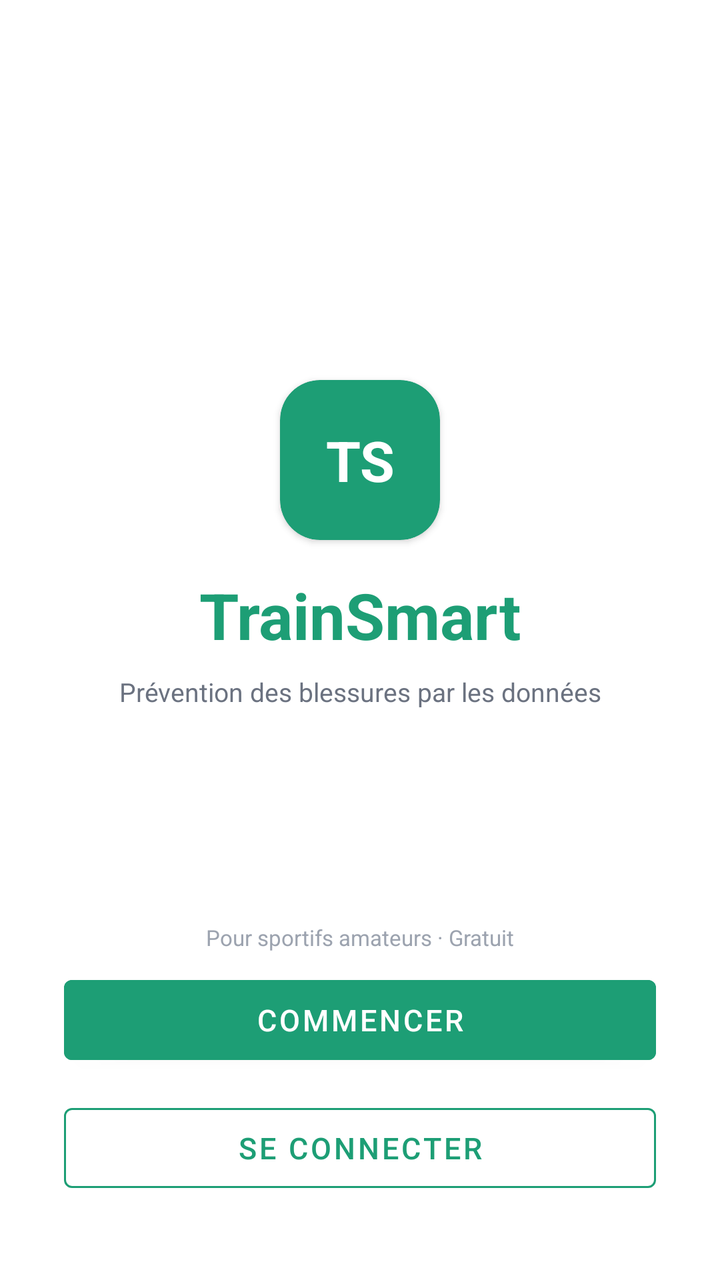
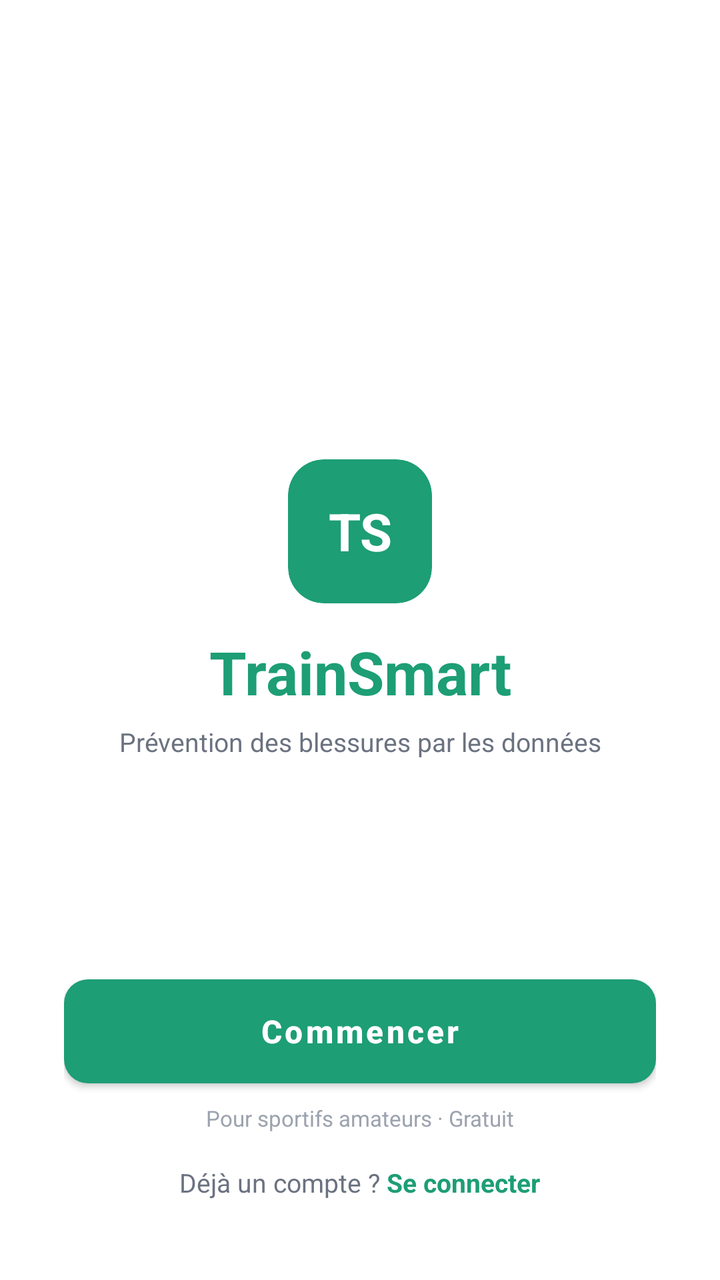

The first picture is an Android layout as it rendered before a commit; the second is the same layout after the commit. The layout source and the unified diff follow.
<!-- AndroidManifest.xml: application theme Theme.TrainSmart -->
<!-- res/layout/activity_splash.xml -->
<?xml version="1.0" encoding="utf-8"?>
<androidx.constraintlayout.widget.ConstraintLayout
    xmlns:android="http://schemas.android.com/apk/res/android"
    xmlns:app="http://schemas.android.com/apk/res-auto"
    android:layout_width="match_parent"
    android:layout_height="match_parent"
    android:background="@color/white">

    
    <androidx.cardview.widget.CardView
        android:id="@+id/card_icon"
        android:layout_width="80dp"
        android:layout_height="80dp"
        app:cardCornerRadius="20dp"
        app:cardBackgroundColor="@color/green_primary"
        app:layout_constraintTop_toTopOf="parent"
        app:layout_constraintBottom_toTopOf="@id/tv_app_name"
        app:layout_constraintStart_toStartOf="parent"
        app:layout_constraintEnd_toEndOf="parent"
        app:layout_constraintVertical_chainStyle="packed"
        app:layout_constraintVertical_bias="0.4">

        <TextView
            android:layout_width="match_parent"
            android:layout_height="match_parent"
            android:text="TS"
            android:textColor="@color/white"
            android:textSize="28sp"
            android:textStyle="bold"
            android:gravity="center" />

    </androidx.cardview.widget.CardView>

    
    <TextView
        android:id="@+id/tv_app_name"
        android:layout_width="wrap_content"
        android:layout_height="wrap_content"
        android:text="TrainSmart"
        android:textSize="32sp"
        android:textStyle="bold"
        android:textColor="@color/green_primary"
        android:layout_marginTop="16dp"
        app:layout_constraintTop_toBottomOf="@id/card_icon"
        app:layout_constraintStart_toStartOf="parent"
        app:layout_constraintEnd_toEndOf="parent"
        app:layout_constraintBottom_toTopOf="@id/tv_tagline" />

    
    <TextView
        android:id="@+id/tv_tagline"
        android:layout_width="wrap_content"
        android:layout_height="wrap_content"
        android:text="Prévention des blessures par les données"
        android:textSize="13sp"
        android:textColor="@color/text_secondary"
        android:layout_marginTop="8dp"
        app:layout_constraintTop_toBottomOf="@id/tv_app_name"
        app:layout_constraintStart_toStartOf="parent"
        app:layout_constraintEnd_toEndOf="parent"
        app:layout_constraintBottom_toBottomOf="parent" />

    
    <TextView
        android:id="@+id/tv_note"
        android:layout_width="wrap_content"
        android:layout_height="wrap_content"
        android:text="Pour sportifs amateurs · Gratuit"
        android:textSize="11sp"
        android:textColor="@color/text_hint"
        android:layout_marginBottom="8dp"
        app:layout_constraintBottom_toTopOf="@id/layout_buttons"
        app:layout_constraintStart_toStartOf="parent"
        app:layout_constraintEnd_toEndOf="parent" />

    
    <LinearLayout
        android:id="@+id/layout_buttons"
        android:layout_width="match_parent"
        android:layout_height="wrap_content"
        android:orientation="vertical"
        android:paddingStart="32dp"
        android:paddingEnd="32dp"
        android:paddingBottom="40dp"
        app:layout_constraintBottom_toBottomOf="parent"
        app:layout_constraintStart_toStartOf="parent"
        app:layout_constraintEnd_toEndOf="parent">

        <Button
            android:id="@+id/btn_commencer"
            android:layout_width="match_parent"
            android:layout_height="52dp"
            android:text="Commencer"
            android:textSize="15sp"
            android:backgroundTint="@color/green_primary"
            android:textColor="@color/white"
            style="@style/Widget.MaterialComponents.Button" />

        <com.google.android.material.button.MaterialButton
            android:id="@+id/btn_connexion"
            android:layout_width="match_parent"
            android:layout_height="52dp"
            android:text="Se connecter"
            android:textSize="15sp"
            android:textColor="@color/green_primary"
            android:layout_marginTop="12dp"
            app:strokeColor="@color/green_primary"
            app:strokeWidth="1dp"
            app:backgroundTint="@color/white"
            style="@style/Widget.MaterialComponents.Button.OutlinedButton" />

    </LinearLayout>

</androidx.constraintlayout.widget.ConstraintLayout>
<!-- resources referenced by this layout -->
<resources>
  <color name="green_primary">#1D9E75</color>
  <color name="text_hint">#9CA3AF</color>
  <color name="text_secondary">#6B7280</color>
  <color name="white">#FFFFFF</color>
  <style name="Theme.TrainSmart" parent="Theme.MaterialComponents.DayNight.NoActionBar">
          <item name="colorPrimary">@color/green_primary</item>
          <item name="colorPrimaryDark">@color/green_dark</item>
          <item name="colorAccent">@color/green_primary</item>
          <item name="android:windowBackground">@color/background</item>
          <item name="android:statusBarColor">@color/green_primary</item>
          <item name="android:navigationBarColor">@color/white</item>
      </style>
  <color name="green_dark">#0F6E56</color>
  <color name="background">#F3F4F6</color>
</resources>

<!-- the commit's change to res/layout/activity_splash.xml (unified diff, before → after) -->
@@ -9,74 +9,57 @@
     
     <androidx.cardview.widget.CardView
         android:id="@+id/card_icon"
-        android:layout_width="80dp"
-        android:layout_height="80dp"
-        app:cardCornerRadius="20dp"
+        android:layout_width="72dp"
+        android:layout_height="72dp"
+        app:cardCornerRadius="18dp"
         app:cardBackgroundColor="@color/green_primary"
+        app:cardElevation="0dp"
+        app:layout_constraintEnd_toEndOf="parent"
+        app:layout_constraintStart_toStartOf="parent"
         app:layout_constraintTop_toTopOf="parent"
-        app:layout_constraintBottom_toTopOf="@id/tv_app_name"
-        app:layout_constraintStart_toStartOf="parent"
-        app:layout_constraintEnd_toEndOf="parent"
-        app:layout_constraintVertical_chainStyle="packed"
-        app:layout_constraintVertical_bias="0.4">
+        app:layout_constraintBottom_toTopOf="@id/bottom_group"
+        app:layout_constraintVertical_bias="0.55">
 
         <TextView
             android:layout_width="match_parent"
             android:layout_height="match_parent"
+            android:gravity="center"
             android:text="TS"
             android:textColor="@color/white"
-            android:textSize="28sp"
-            android:textStyle="bold"
-            android:gravity="center" />
+            android:textSize="26sp"
+            android:textStyle="bold" />
 
     </androidx.cardview.widget.CardView>
 
-    
     <TextView
         android:id="@+id/tv_app_name"
         android:layout_width="wrap_content"
         android:layout_height="wrap_content"
+        android:layout_marginTop="14dp"
         android:text="TrainSmart"
-        android:textSize="32sp"
+        android:textColor="@color/green_primary"
+        android:textSize="30sp"
         android:textStyle="bold"
-        android:textColor="@color/green_primary"
-        android:layout_marginTop="16dp"
-        app:layout_constraintTop_toBottomOf="@id/card_icon"
+        app:layout_constraintEnd_toEndOf="parent"
         app:layout_constraintStart_toStartOf="parent"
-        app:layout_constraintEnd_toEndOf="parent"
-        app:layout_constraintBottom_toTopOf="@id/tv_tagline" />
+        app:layout_constraintTop_toBottomOf="@id/card_icon" />
 
-    
     <TextView
         android:id="@+id/tv_tagline"
         android:layout_width="wrap_content"
         android:layout_height="wrap_content"
+        android:layout_marginTop="6dp"
         android:text="Prévention des blessures par les données"
+        android:textColor="@color/text_secondary"
         android:textSize="13sp"
-        android:textColor="@color/text_secondary"
-        android:layout_marginTop="8dp"
-        app:layout_constraintTop_toBottomOf="@id/tv_app_name"
+        app:layout_constraintEnd_toEndOf="parent"
         app:layout_constraintStart_toStartOf="parent"
-        app:layout_constraintEnd_toEndOf="parent"
-        app:layout_constraintBottom_toBottomOf="parent" />
-
-    
-    <TextView
-        android:id="@+id/tv_note"
-        android:layout_width="wrap_content"
-        android:layout_height="wrap_content"
-        android:text="Pour sportifs amateurs · Gratuit"
-        android:textSize="11sp"
-        android:textColor="@color/text_hint"
-        android:layout_marginBottom="8dp"
-        app:layout_constraintBottom_toTopOf="@id/layout_buttons"
-        app:layout_constraintStart_toStartOf="parent"
-        app:layout_constraintEnd_toEndOf="parent" />
+        app:layout_constraintTop_toBottomOf="@id/tv_app_name" />
 
     
     <LinearLayout
-        android:id="@+id/layout_buttons"
-        android:layout_width="match_parent"
+        android:id="@+id/bottom_group"
+        android:layout_width="0dp"
         android:layout_height="wrap_content"
         android:orientation="vertical"
         android:paddingStart="32dp"
@@ -88,26 +71,44 @@
 
         <Button
             android:id="@+id/btn_commencer"
+            style="@style/TrainSmart.Button.Primary"
             android:layout_width="match_parent"
             android:layout_height="52dp"
-            android:text="Commencer"
-            android:textSize="15sp"
-            android:backgroundTint="@color/green_primary"
-            android:textColor="@color/white"
-            style="@style/Widget.MaterialComponents.Button" />
+            android:text="Commencer" />
 
-        <com.google.android.material.button.MaterialButton
-            android:id="@+id/btn_connexion"
-            android:layout_width="match_parent"
-            android:layout_height="52dp"
-            android:text="Se connecter"
-            android:textSize="15sp"
-            android:textColor="@color/green_primary"
-            android:layout_marginTop="12dp"
-            app:strokeColor="@color/green_primary"
-            app:strokeWidth="1dp"
-            app:backgroundTint="@color/white"
-            style="@style/Widget.MaterialComponents.Button.OutlinedButton" />
+        <TextView
+            android:layout_width="wrap_content"
+            android:layout_height="wrap_content"
+            android:layout_gravity="center"
+            android:layout_marginTop="10dp"
+            android:text="Pour sportifs amateurs · Gratuit"
+            android:textColor="@color/text_hint"
+            android:textSize="11sp" />
+
+        <LinearLayout
+            android:layout_width="wrap_content"
+            android:layout_height="wrap_content"
+            android:layout_gravity="center"
+            android:layout_marginTop="16dp"
+            android:orientation="horizontal">
+
+            <TextView
+                android:layout_width="wrap_content"
+                android:layout_height="wrap_content"
+                android:text="Déjà un compte ? "
+                android:textColor="@color/text_secondary"
+                android:textSize="13sp" />
+
+            <TextView
+                android:id="@+id/tv_se_connecter"
+                android:layout_width="wrap_content"
+                android:layout_height="wrap_content"
+                android:text="Se connecter"
+                android:textColor="@color/green_primary"
+                android:textSize="13sp"
+                android:textStyle="bold" />
+
+        </LinearLayout>
 
     </LinearLayout>
 
<!-- resource entries referenced after the edit -->
@@ -4,15 +4,29 @@
   <color name="text_hint">#9CA3AF</color>
   <color name="text_secondary">#6B7280</color>
   <color name="white">#FFFFFF</color>
+  <style name="TrainSmart.Button.Primary" parent="Widget.MaterialComponents.Button">
+          <item name="backgroundTint">@color/green_primary</item>
+          <item name="android:textColor">@color/white</item>
+          <item name="android:textSize">16sp</item>
+          <item name="android:textStyle">bold</item>
+          <item name="cornerRadius">12dp</item>
+          <item name="android:paddingTop">12dp</item>
+          <item name="android:paddingBottom">12dp</item>
+          <item name="android:textAllCaps">false</item>
+          <item name="android:insetTop">0dp</item>
+          <item name="android:insetBottom">0dp</item>
+      </style>
   <style name="Theme.TrainSmart" parent="Theme.MaterialComponents.DayNight.NoActionBar">
           <item name="colorPrimary">@color/green_primary</item>
           <item name="colorPrimaryDark">@color/green_dark</item>
           <item name="colorAccent">@color/green_primary</item>
           <item name="android:windowBackground">@color/background</item>
-          <item name="android:statusBarColor">@color/green_primary</item>
+          <item name="android:statusBarColor">@color/white</item>
+          <item name="android:windowLightStatusBar">true</item>
           <item name="android:navigationBarColor">@color/white</item>
+          <item name="android:windowLayoutInDisplayCutoutMode">shortEdges</item>
       </style>
   <color name="green_dark">#0F6E56</color>
-  <color name="background">#F3F4F6</color>
+  <color name="background">#F8F9FA</color>
 </resources>
 
